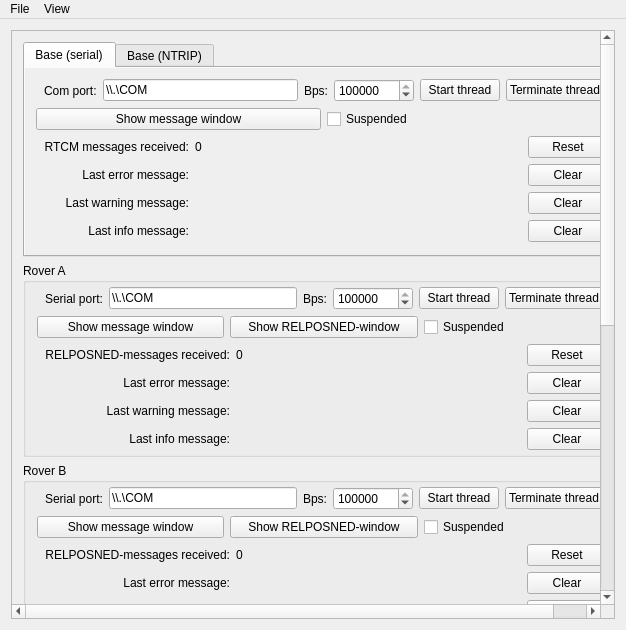
First picture: the form in mainwindow.ui, repository GNSS-Stylist/GNSS-Stylus, before the edit.
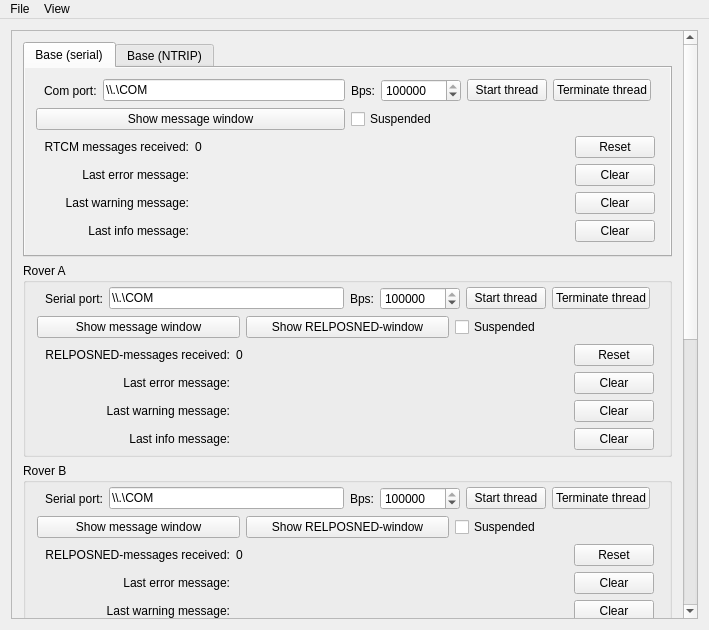
Second picture: the form after the edit.

```diff
--- a/mainwindow.ui
+++ b/mainwindow.ui
@@ -6,7 +6,7 @@
    <rect>
     <x>0</x>
     <y>0</y>
-    <width>626</width>
+    <width>709</width>
     <height>630</height>
    </rect>
   </property>
@@ -24,9 +24,9 @@
        <property name="geometry">
         <rect>
          <x>0</x>
-         <y>0</y>
-         <width>589</width>
-         <height>1131</height>
+         <y>-625</y>
+         <width>675</width>
+         <height>1214</height>
         </rect>
        </property>
        <layout class="QVBoxLayout" name="verticalLayout">
@@ -1856,7 +1856,7 @@
     <rect>
      <x>0</x>
      <y>0</y>
-     <width>626</width>
+     <width>709</width>
      <height>21</height>
     </rect>
    </property>
```
Left out of the diff: 224 changed lines with no effect on the pictures.
